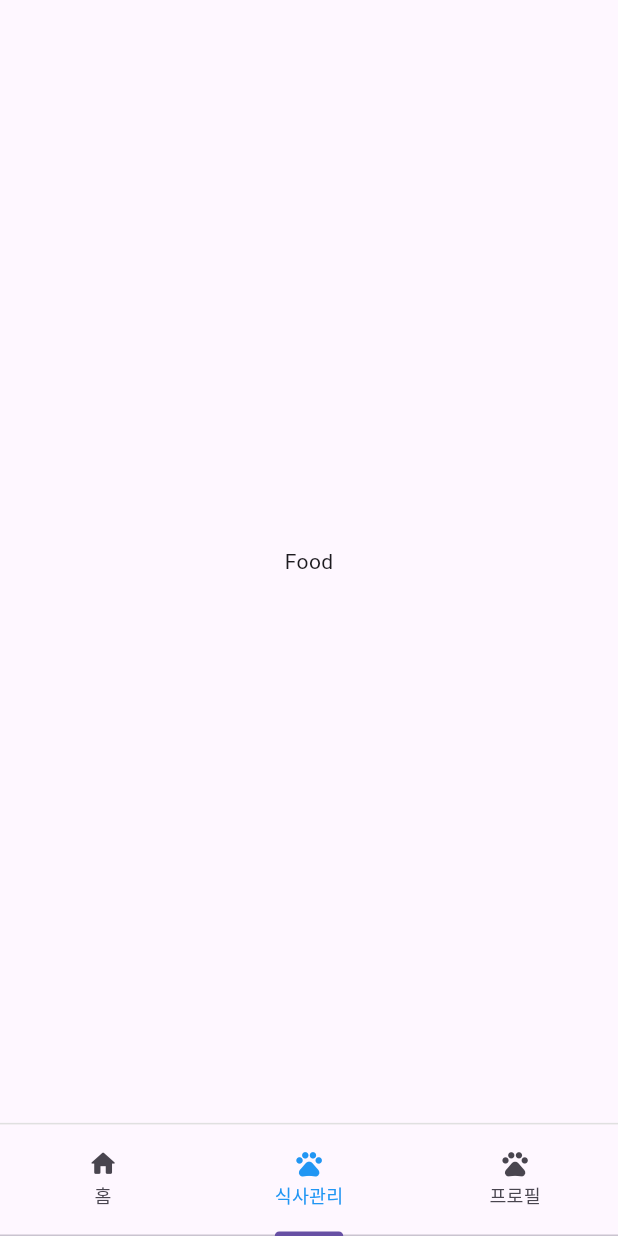
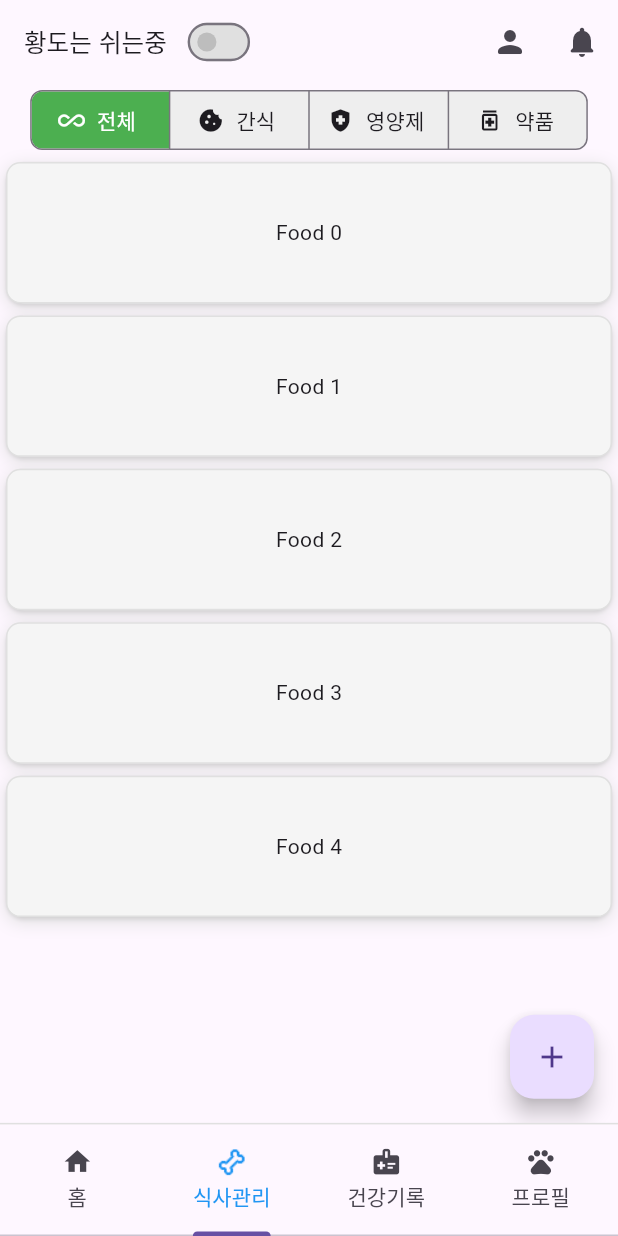
Before and after one commit to seolaox/pangpang_app, a Flutter app: the screen it shows after launch, item 2 of the bottom bar chosen, on a phone screen of 412 x 824 dp. Run offline on Flutter 3.47's test engine with Material 3 defaults, Android fonts, the light colour scheme and no system bars; our stand-ins replace carousel_slider, flutter_riverpod, flutter_screenutil, go_router; network calls fail; Roboto replaces fonts that are missing (omyu-pretty).

Commit message:
폰트 변경 및 foodview 생성

```diff
--- a/lib/app_router.dart
+++ b/lib/app_router.dart
@@ -1,6 +1,7 @@
 import 'package:go_router/go_router.dart';
 import 'package:pangpang_app/ui/components/app_tabbar.dart';
 import 'package:pangpang_app/ui/screen/food_view.dart';
+import 'package:pangpang_app/ui/screen/home_detail_view.dart';
 import 'package:pangpang_app/ui/screen/home_view.dart';
 import 'package:pangpang_app/ui/screen/profile_view.dart';
 
@@ -23,6 +24,10 @@ class AppRouter {
         path: '/profile',
         builder: (context, state) => const ProfileView(),
       ),
+      GoRoute(
+        path: '/home_detail',
+        builder: (context, state) => const HomeDetailView(),
+      ),
     ]
   );
 }
--- /dev/null
+++ b/lib/data/model/segment_model.dart
@@ -0,0 +1 @@
+enum Settings { all, snack, supplement, medicine }
--- a/lib/main.dart
+++ b/lib/main.dart
@@ -26,6 +26,7 @@ class MainApp extends StatelessWidget {
             supportedLocales: const [Locale('ko', '')],
             debugShowCheckedModeBanner: false,
             routerConfig: AppRouter.router,
+            theme: ThemeData(fontFamily: 'omyu-pretty'),
           ),
     );
   }
--- /dev/null
+++ b/lib/presentation/provider/appbar_provider.dart
@@ -0,0 +1,4 @@
+import 'package:flutter_riverpod/flutter_riverpod.dart';
+import 'package:pangpang_app/presentation/vm/appbar_vm.dart';
+
+final appBarProvider = NotifierProvider<AppBarVM, bool>(AppBarVM.new);
--- /dev/null
+++ b/lib/presentation/provider/segment_provider.dart
@@ -0,0 +1,7 @@
+import 'package:flutter_riverpod/flutter_riverpod.dart';
+import 'package:pangpang_app/data/model/segment_model.dart';
+import 'package:pangpang_app/presentation/vm/segment_vm.dart';
+
+final segmentProvider = NotifierProvider<SegmentVM, Settings>(
+  SegmentVM.new
+);
--- /dev/null
+++ b/lib/ui/components/app_appbar.dart
@@ -0,0 +1,55 @@
+import 'package:flutter/material.dart';
+import 'package:flutter_riverpod/flutter_riverpod.dart';
+import 'package:flutter_screenutil/flutter_screenutil.dart';
+import 'package:pangpang_app/presentation/provider/appbar_provider.dart';
+import 'package:pangpang_app/util/style/my_text_style.dart';
+
+class AppAppBar extends ConsumerWidget implements PreferredSizeWidget {
+  const AppAppBar({super.key});
+
+  @override
+  Widget build(BuildContext context, WidgetRef ref) {
+    return AppBar(
+      title: Row(
+        mainAxisAlignment: MainAxisAlignment.start,
+        children: [
+          myTextStyle('황도는', 16.sp, fontWeight: FontWeight.w500),
+          Padding(
+            padding: EdgeInsets.symmetric(horizontal: 5.r),
+            child: myTextStyle(
+              ref.read(appBarProvider) ? '산책중' : '쉬는중',
+              16.sp,
+              fontWeight: FontWeight.w500,
+            ),
+          ),
+          Transform.scale(
+            scale: 0.8,
+            child: Switch(
+              value: ref.watch(appBarProvider),
+              onChanged: (value) {
+                ref.read(appBarProvider.notifier).toggleSwitch(value);
+              },
+              activeColor: Colors.green,
+              inactiveThumbColor: Colors.grey[400],
+              inactiveTrackColor: Colors.grey[300],
+              materialTapTargetSize: MaterialTapTargetSize.shrinkWrap,
+            ),
+          ),
+        ],
+      ),
+      actions: [
+        IconButton(
+          onPressed: () {},
+          icon: Icon(Icons.person_rounded), // 로그인 여부에 따라 아이콘 변경
+        ),
+        IconButton(
+          onPressed: () {},
+          icon: Icon(Icons.notifications_rounded), // 알람 여부에 따라 아이콘 변경
+        ),
+      ],
+    );
+  }
+
+  @override
+  Size get preferredSize => Size.fromHeight(kToolbarHeight);
+}
--- a/lib/ui/components/app_tabbar.dart
+++ b/lib/ui/components/app_tabbar.dart
@@ -3,9 +3,12 @@ import 'dart:async';
 import 'package:flutter/material.dart';
 import 'package:flutter_riverpod/flutter_riverpod.dart';
 import 'package:pangpang_app/presentation/provider/tabbar_provider.dart';
+import 'package:pangpang_app/ui/components/app_appbar.dart';
 import 'package:pangpang_app/ui/screen/food_view.dart';
 import 'package:pangpang_app/ui/screen/home_view.dart';
 import 'package:pangpang_app/ui/screen/profile_view.dart';
+import 'package:pangpang_app/ui/screen/record_view.dart';
+import 'package:pangpang_app/util/style/image_to_icon.dart';
 import 'package:pangpang_app/util/theme/tabbar_theme.dart';
 
 class AppTabbar extends ConsumerStatefulWidget {
@@ -27,7 +30,7 @@ class _AppTabbarState extends ConsumerState<AppTabbar>
     super.initState();
     // Provider의 현재 상태로 초기화
     _tabController = TabController(
-      length: 3,
+      length: 4,
       vsync: this,
       initialIndex: ref.read(tabProvider),
     );
@@ -64,35 +67,41 @@ class _AppTabbarState extends ConsumerState<AppTabbar>
     }
 
     return Scaffold(
+      appBar: AppAppBar(),
       body: TabBarView(
         controller: _tabController,
-        children: [const HomeView(), const FoodView(), const ProfileView()],
+        children: [const HomeView(), const FoodView(), const RecordView(), const ProfileView()],
       ),
-      bottomNavigationBar: _buildTab(),
+      bottomNavigationBar: _buildTab(context),
     );
   }
 
-  Widget _buildTab() {
+  Container _buildTab(BuildContext context) {
     return Container(
       decoration: AppTabBarTheme.decoration,
       height: AppTabBarTheme.height,
       child: TabBar(
         controller: _tabController,
         labelColor: AppTabBarTheme.selectedColor,
-        // unselectedLabelColor: AppTabBarTheme.unselectedColor,
-        // indicatorWeight: AppTabBarTheme.indicatorWeight,
-        labelStyle: AppTabBarTheme.labelStyle,
         onTap: (index) {
           ref.read(tabProvider.notifier).changeTab(index);
         },
         tabs: [
+          Tab(icon: Icon(Icons.home, size: AppTabBarTheme.iconSize), text: '홈'),
           Tab(
-            icon: Icon(Icons.home_rounded, size: AppTabBarTheme.iconSize),
-            text: '홈',
+            icon: imageToIcon(
+              context,
+              'assets/images/bone.png',
+              AppTabBarTheme.iconSize,
+              ref.read(tabProvider) == 1
+                  ? Colors.blue
+                  : Colors.black,
+            ),
+            text: '식사관리',
           ),
           Tab(
-            icon: Icon(Icons.pets_rounded, size: AppTabBarTheme.iconSize),
-            text: '식사관리',
+            icon: Icon(Icons.medical_information, size: AppTabBarTheme.iconSize),
+            text: '건강기록',
           ),
           Tab(
             icon: Icon(Icons.pets, size: AppTabBarTheme.iconSize),
--- a/lib/ui/screen/food_view.dart
+++ b/lib/ui/screen/food_view.dart
@@ -1,13 +1,50 @@
 import 'package:flutter/material.dart';
+import 'package:flutter_screenutil/flutter_screenutil.dart';
+import 'package:pangpang_app/ui/widget/sgement_button.dart';
 
 class FoodView extends StatelessWidget {
   const FoodView({super.key});
 
   @override
   Widget build(BuildContext context) {
-    return const Scaffold(
-      body: Center(
-        child: Text('Food'),
+    return Scaffold(
+      body: Column(
+        children: [
+          BasicSegmentedButton(),
+          Expanded(
+            child: ListView.builder(
+              itemCount: 5,
+              itemBuilder: (context, index) {
+                return Card(
+                  child: Container(
+                    width: 100.w,
+                    height: 100.h,
+                    decoration: BoxDecoration(
+                      borderRadius: BorderRadius.circular(10.r),
+                      color: Colors.grey[100],
+                      border: Border.all(color: Colors.grey[300]!),
+                      boxShadow: [
+                        BoxShadow(
+                          color: Colors.grey[300]!,
+                          blurRadius: 10.r,
+                          offset: Offset(0.r, 3.r),
+                        ),
+                      ],
+                    ),
+                    child: Column(
+                      mainAxisAlignment: MainAxisAlignment.center,
+                      children: [Text('Food $index')],
+                    ),
+                  ),
+                );
+              },
+            ),
+          ),
+        ],
+      ),
+      floatingActionButton: FloatingActionButton(
+        onPressed: () {},
+        child: Icon(Icons.add),
       ),
     );
   }
--- a/lib/ui/screen/home_view.dart
+++ b/lib/ui/screen/home_view.dart
@@ -1,4 +1,5 @@
 import 'package:flutter/material.dart';
+import 'package:go_router/go_router.dart';
 import 'package:pangpang_app/ui/widget/home_card.dart';
 
 class HomeView extends StatelessWidget {
@@ -14,7 +15,10 @@ class HomeView extends StatelessWidget {
               child: ListView.builder(
                 itemCount: 3,
                 itemBuilder: (context, index) {
-                  return const HomeCard();
+                  return GestureDetector(
+                    onTap: () => context.push('/home_detail'),
+                    child: const HomeCard(),
+                  );
                 },
               ),
             ),
--- /dev/null
+++ b/lib/ui/widget/sgement_button.dart
@@ -0,0 +1,47 @@
+import 'package:flutter/material.dart';
+import 'package:flutter_riverpod/flutter_riverpod.dart';
+import 'package:pangpang_app/data/model/segment_model.dart';
+import 'package:pangpang_app/presentation/provider/segment_provider.dart';
+
+class BasicSegmentedButton extends ConsumerWidget {
+  const BasicSegmentedButton({super.key});
+
+  @override
+  Widget build(BuildContext context, WidgetRef ref) {
+    return SegmentedButton<Settings>(
+      segments: const <ButtonSegment<Settings>>[
+        ButtonSegment<Settings>(
+          value: Settings.all,
+          label: Text('전체'),
+          icon: Icon(Icons.all_inclusive),
+        ),
+        ButtonSegment<Settings>(
+          value: Settings.snack,
+          label: Text('간식'),
+          icon: Icon(Icons.cookie),
+        ),
+        ButtonSegment<Settings>(
+          value: Settings.supplement,
+          label: Text('영양제'),
+          icon: Icon(Icons.health_and_safety_sharp),
+        ),
+        ButtonSegment<Settings>(
+          value: Settings.medicine,
+          label: Text('약품'),
+          icon: Icon(Icons.medication_outlined),
+        ),
+      ],
+      selected: <Settings>{ref.watch(segmentProvider)},
+      showSelectedIcon: false,
+      style: SegmentedButton.styleFrom(
+        backgroundColor: Colors.grey[200],
+        selectedForegroundColor: Colors.white,
+        selectedBackgroundColor: Colors.green,
+        shape: RoundedRectangleBorder(borderRadius: BorderRadius.circular(8)),
+      ),
+      onSelectionChanged: (Set<Settings> newSelection) {
+        ref.read(segmentProvider.notifier).changeSegment(newSelection.first);
+      },
+    );
+  }
+}
--- /dev/null
+++ b/lib/util/style/image_to_icon.dart
@@ -0,0 +1,16 @@
+import 'package:flutter/material.dart';
+
+Widget imageToIcon(
+  BuildContext context,
+  String imagePath,
+  double size,
+  Color color,
+) {
+  return Image.asset(
+    imagePath,
+    width: size,
+    height: size,
+    fit: BoxFit.cover,
+    color: color,
+  );
+}
--- a/pubspec.yaml
+++ b/pubspec.yaml
@@ -40,3 +40,8 @@ flutter:
 
   assets:
     - assets/images/
+
+  fonts:
+    - family: omyu-pretty
+      fonts:
+        - asset: assets/fonts/omyu-pretty.ttf
```
Also changed, not shown: lib/presentation/vm/appbar_vm.dart (added, +12 -0 lines), lib/presentation/vm/segment_vm.dart (added, +13 -0 lines), lib/ui/screen/home_detail_view.dart (added, +16 -0 lines), lib/ui/screen/record_view.dart (added, +14 -0 lines), lib/ui/widget/home_card.dart (+46 -9 lines), lib/ui/widget/image_slider/image_slider.dart (added, +119 -0 lines), assets/images/bone.png (added), 1 other file.
